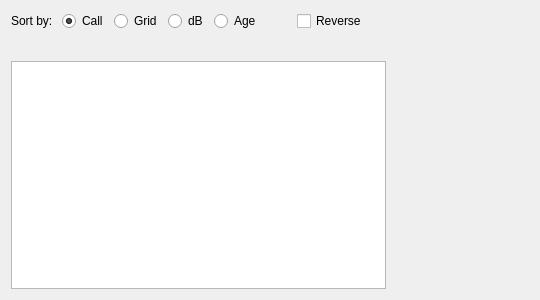
Qt form foxcalls.ui (saitohirga/WSJT-X) before a commit.
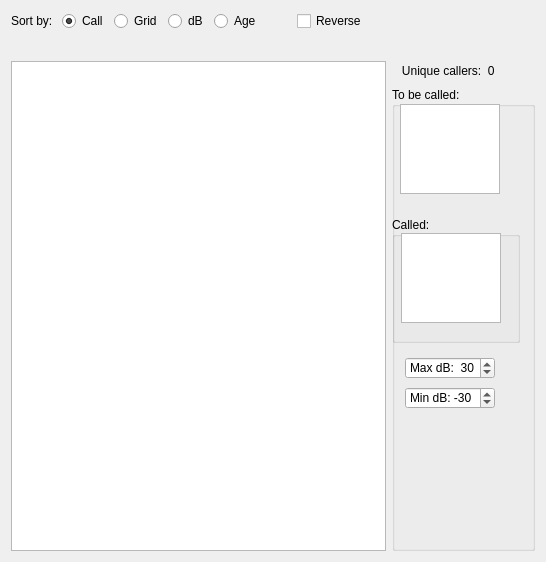
The same form after that commit.

What changed in the file:
```diff
--- a/foxcalls.ui
+++ b/foxcalls.ui
@@ -6,8 +6,8 @@
    <rect>
     <x>0</x>
     <y>0</y>
-    <width>540</width>
-    <height>300</height>
+    <width>546</width>
+    <height>562</height>
    </rect>
   </property>
   <property name="minimumSize">
@@ -19,7 +19,10 @@
   <property name="windowTitle">
    <string>Form</string>
   </property>
-  <layout class="QVBoxLayout" name="verticalLayout">
+  <layout class="QVBoxLayout" name="verticalLayout_3">
+   <item>
+    <layout class="QVBoxLayout" name="verticalLayout"/>
+   </item>
    <item>
     <layout class="QHBoxLayout" name="horizontalLayout">
      <item>
@@ -112,6 +115,8 @@
     </widget>
    </item>
    <item>
+    <layout class="QHBoxLayout" name="horizontalLayout_2">
+     <item>
     <widget class="QPlainTextEdit" name="foxPlainTextEdit">
      <property name="sizePolicy">
       <sizepolicy hsizetype="Fixed" vsizetype="Expanding">
@@ -138,6 +143,121 @@
       </font>
      </property>
     </widget>
+     </item>
+     <item>
+      <layout class="QVBoxLayout" name="verticalLayout_2">
+       <item>
+        <widget class="QLabel" name="labCallers">
+         <property name="maximumSize">
+          <size>
+           <width>16777215</width>
+           <height>20</height>
+          </size>
+         </property>
+         <property name="text">
+          <string>   Unique callers:  0</string>
+         </property>
+        </widget>
+       </item>
+       <item>
+        <widget class="QGroupBox" name="groupBox">
+         <property name="title">
+          <string>To be called:</string>
+         </property>
+         <widget class="QPlainTextEdit" name="pteToBeCalled">
+          <property name="geometry">
+           <rect>
+            <x>8</x>
+            <y>17</y>
+            <width>100</width>
+            <height>90</height>
+           </rect>
+          </property>
+          <property name="maximumSize">
+           <size>
+            <width>100</width>
+            <height>16777215</height>
+           </size>
+          </property>
+         </widget>
+         <widget class="QGroupBox" name="groupBox_2">
+          <property name="geometry">
+           <rect>
+            <x>0</x>
+            <y>130</y>
+            <width>128</width>
+            <height>126</height>
+           </rect>
+          </property>
+          <property name="title">
+           <string>Called:</string>
+          </property>
+          <widget class="QPlainTextEdit" name="pteCalled">
+           <property name="geometry">
+            <rect>
+             <x>9</x>
+             <y>16</y>
+             <width>100</width>
+             <height>90</height>
+            </rect>
+           </property>
+           <property name="maximumSize">
+            <size>
+             <width>100</width>
+             <height>16777215</height>
+            </size>
+           </property>
+          </widget>
+         </widget>
+         <widget class="QSpinBox" name="sbMaxDB">
+          <property name="geometry">
+           <rect>
+            <x>13</x>
+            <y>270</y>
+            <width>90</width>
+            <height>22</height>
+           </rect>
+          </property>
+          <property name="prefix">
+           <string>Max dB:  </string>
+          </property>
+          <property name="minimum">
+           <number>-50</number>
+          </property>
+          <property name="maximum">
+           <number>50</number>
+          </property>
+          <property name="value">
+           <number>30</number>
+          </property>
+         </widget>
+         <widget class="QSpinBox" name="sbMinDB">
+          <property name="geometry">
+           <rect>
+            <x>13</x>
+            <y>300</y>
+            <width>90</width>
+            <height>22</height>
+           </rect>
+          </property>
+          <property name="prefix">
+           <string>Min dB: </string>
+          </property>
+          <property name="minimum">
+           <number>-50</number>
+          </property>
+          <property name="maximum">
+           <number>50</number>
+          </property>
+          <property name="value">
+           <number>-30</number>
+          </property>
+         </widget>
+        </widget>
+       </item>
+      </layout>
+     </item>
+    </layout>
    </item>
   </layout>
  </widget>
```
Lines whose indentation alone changed are shown as unchanged.
